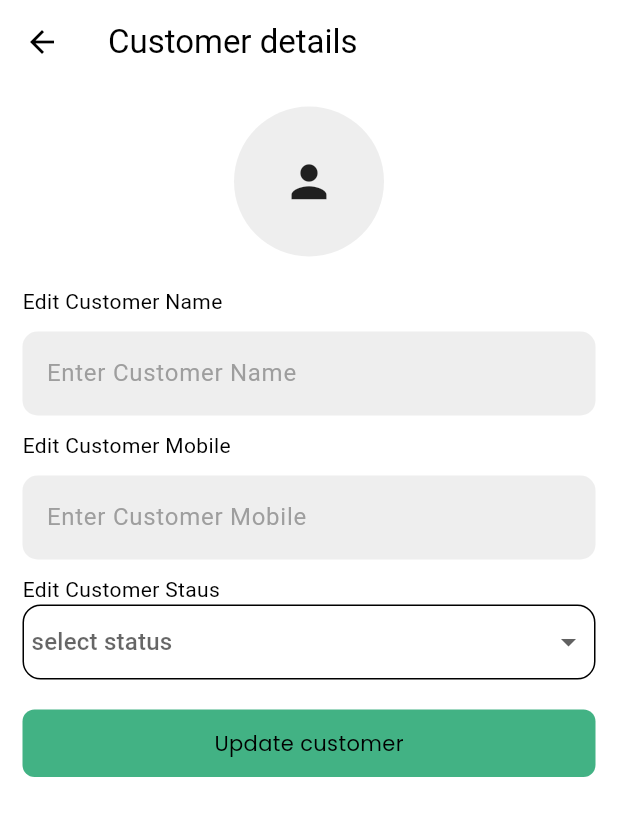
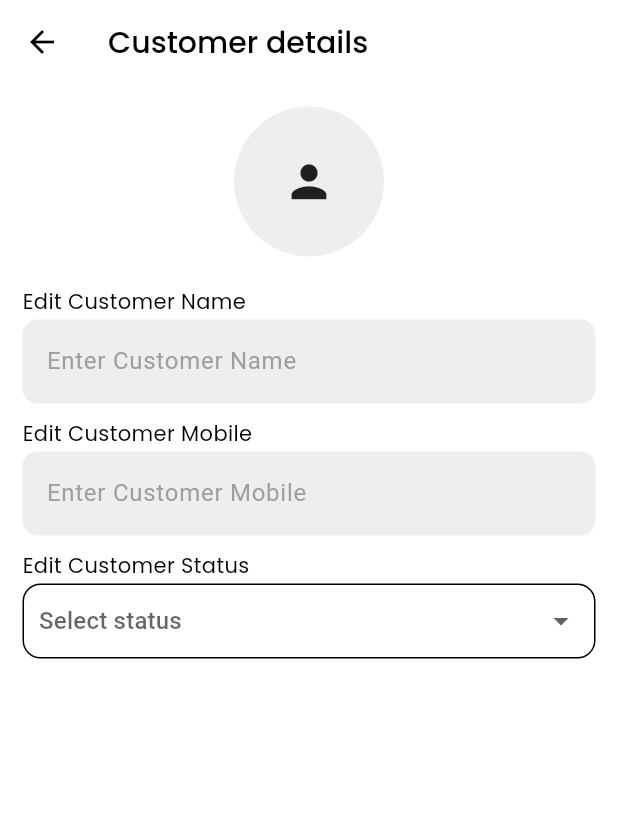
Before and after one commit to Victor-chiemerie/Solomento-records, a Flutter app: the EditCustomerPage screen opened directly with empty values, on a phone screen of 412 x 824 dp. Shown: the top 816 px of the screen. Run offline on Flutter 3.47's test engine with Material 3 defaults, Android fonts, the phone set to English and light mode, and no system bars; our stand-ins replace bloc, cloud_firestore, equatable, firebase_auth, firebase_core, flutter_bloc and 1 more; accounts and stored records are empty.

Commit message:
enable admin to edit customer data

```diff
--- /dev/null
+++ b/lib/Components/drop_down_menu.dart
@@ -0,0 +1,39 @@
+import 'package:flutter/material.dart';
+import 'screen_size.dart';
+
+class MyDropDownMenu extends StatelessWidget {
+  const MyDropDownMenu({
+    super.key,
+    required this.items,
+    required this.value,
+    required this.onChanged,
+    this.hint,
+  });
+
+  final List<String> items;
+  final String? value;
+  final ValueChanged<String?> onChanged;
+  final String? hint;
+
+  @override
+  Widget build(BuildContext context) {
+    initializeDeviceSize(context);
+    return DropdownButtonHideUnderline(
+      child: DropdownButton<String>(
+        menuWidth: deviceWidth * 0.5,
+        menuMaxHeight: deviceHeight * 0.5,
+        padding: const EdgeInsets.symmetric(horizontal: 10),
+        value: value,
+        isExpanded: true,
+        hint: hint != null ? Text(hint!) : null,
+        items: items.map((item) {
+          return DropdownMenuItem<String>(
+            value: item,
+            child: Text(item),
+          );
+        }).toList(),
+        onChanged: onChanged,
+      ),
+    );
+  }
+}
--- a/lib/UI/customers/edit_customer_page.dart
+++ b/lib/UI/customers/edit_customer_page.dart
@@ -1,14 +1,18 @@
 import 'package:flutter/material.dart';
 import 'package:flutter_bloc/flutter_bloc.dart';
 import 'package:record_repository/record_repository.dart';
+import 'package:solomento_records/Logic/blocs/my_user_bloc/my_user_bloc.dart';
+import 'package:user_repository/user_repository.dart';
 
 import '../../Components/custom_button.dart';
+import '../../Components/drop_down_menu.dart';
 import '../../Components/hide_loading.dart';
 import '../../Components/screen_size.dart';
 import '../../Components/show_loading.dart';
 import '../../Components/text_field.dart';
 import '../../Logic/blocs/save_data_bloc/save_data_bloc.dart';
 import '../../Logic/cubits/get_data_cubit/get_data_cubit.dart';
+import '../Theme/text_theme.dart';
 
 class EditCustomerPage extends StatefulWidget {
   const EditCustomerPage({super.key, required this.customer});
@@ -24,6 +28,7 @@ class _EditCustomerPageState extends State<EditCustomerPage> {
   final nameController = TextEditingController();
   final mobileController = TextEditingController();
   late Customer newCustomer;
+  late MyUser user;
   String? selectedStatus; // Variable to store the technician
 
   final status = [
@@ -37,6 +42,8 @@ class _EditCustomerPageState extends State<EditCustomerPage> {
     nameController.text = newCustomer.name;
     mobileController.text = newCustomer.mobile;
     selectedStatus = newCustomer.status;
+
+    user = BlocProvider.of<MyUserBloc>(context).state.user!;
     super.initState();
   }
 
@@ -61,7 +68,10 @@ class _EditCustomerPageState extends State<EditCustomerPage> {
       },
       child: Scaffold(
         appBar: AppBar(
-          title: const Text('Customer details'),
+          title: Text(
+            'Customer details',
+            style: TextThemes.headline1.copyWith(fontSize: 20),
+          ),
         ),
         body: SingleChildScrollView(
           physics: const AlwaysScrollableScrollPhysics(),
@@ -89,8 +99,8 @@ class _EditCustomerPageState extends State<EditCustomerPage> {
                   const SizedBox(height: 20),
 
                   // name
-                  const Text('Edit Customer Name'),
-                  const SizedBox(height: 10),
+                  Text('Edit Customer Name', style: TextThemes.text),
+                  const SizedBox(height: 2),
                   MyTextField(
                     controller: nameController,
                     hintText: 'Enter Customer Name',
@@ -108,8 +118,8 @@ class _EditCustomerPageState extends State<EditCustomerPage> {
                   const SizedBox(height: 10),
 
                   // mobile
-                  const Text('Edit Customer Mobile'),
-                  const SizedBox(height: 10),
+                  Text('Edit Customer Mobile', style: TextThemes.text),
+                  const SizedBox(height: 2),
                   MyTextField(
                     controller: mobileController,
                     hintText: 'Enter Customer Mobile',
@@ -130,29 +140,21 @@ class _EditCustomerPageState extends State<EditCustomerPage> {
                   Column(
                     crossAxisAlignment: CrossAxisAlignment.start,
                     children: [
-                      const Text(
-                        "Edit Customer Staus",
-                      ),
+                      Text("Edit Customer Status", style: TextThemes.text),
+                      const SizedBox(height: 2),
                       Container(
                         decoration: BoxDecoration(
                           border: Border.all(),
                           borderRadius: BorderRadius.circular(12),
                         ),
-                        child: DropdownButtonHideUnderline(
-                          child: DropdownButton(
-                            menuWidth: deviceWidth * 0.5,
-                            menuMaxHeight: deviceHeight * 0.5,
-                            padding: const EdgeInsets.symmetric(horizontal: 5),
-                            value: selectedStatus,
-                            isExpanded: true,
-                            hint: const Text(
-                              'select status',
-                            ),
-                            items: status.map(statusList).toList(),
+                        child: MyDropDownMenu(
+                          items: status, // List of statuses
+                          value: selectedStatus, // Current selected value
+                          hint: 'Select status',
                           onChanged: (value) {
-                              setState(() => selectedStatus = value);
+                            setState(() => selectedStatus =
+                                value); // Update selected value
                           },
-                          ),
                         ),
                       ),
                     ],
@@ -161,6 +163,7 @@ class _EditCustomerPageState extends State<EditCustomerPage> {
                   const SizedBox(height: 20),
 
                   // Update button
+                  if (user.userType == 'admin')
                     CustomButton(
                       width: double.infinity,
                       height: 45,
@@ -185,11 +188,4 @@ class _EditCustomerPageState extends State<EditCustomerPage> {
       ),
     );
   }
-
-  DropdownMenuItem statusList(String technician) => DropdownMenuItem(
-        value: technician,
-        child: Text(
-          technician,
-        ),
-      );
 }
```
Lines whose indentation alone changed are shown as unchanged.
